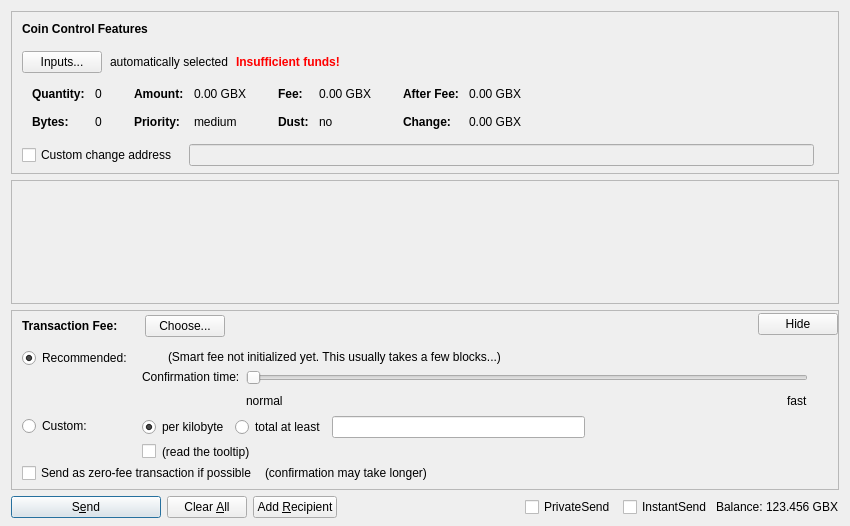
Qt form src/qt/forms/sendcoinsdialog.ui (stannumcoin/stannum) before a commit.
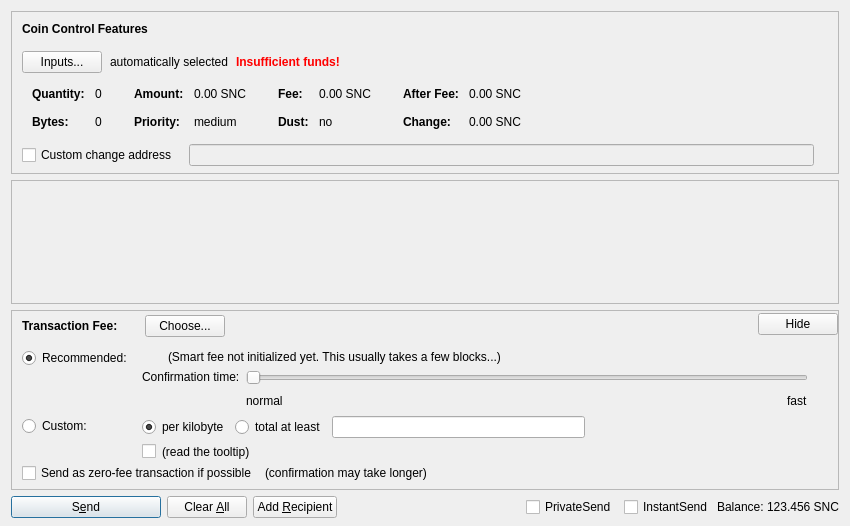
The same form after that commit. Custom widgets are drawn as their Qt base class.

The edit to the form file:
```diff
--- a/src/qt/forms/sendcoinsdialog.ui
+++ b/src/qt/forms/sendcoinsdialog.ui
@@ -324,7 +324,7 @@
                   <enum>Qt::ActionsContextMenu</enum>
                  </property>
                  <property name="text">
-                  <string notr="true">0.00 GBX</string>
+                  <string notr="true">0.00 SNC</string>
                  </property>
                  <property name="textInteractionFlags">
                   <set>Qt::LinksAccessibleByMouse|Qt::TextSelectableByKeyboard|Qt::TextSelectableByMouse</set>
@@ -404,7 +404,7 @@
                   <enum>Qt::ActionsContextMenu</enum>
                  </property>
                  <property name="text">
-                  <string notr="true">0.00 GBX</string>
+                  <string notr="true">0.00 SNC</string>
                  </property>
                  <property name="textInteractionFlags">
                   <set>Qt::LinksAccessibleByMouse|Qt::TextSelectableByKeyboard|Qt::TextSelectableByMouse</set>
@@ -484,7 +484,7 @@
                   <enum>Qt::ActionsContextMenu</enum>
                  </property>
                  <property name="text">
-                  <string notr="true">0.00 GBX</string>
+                  <string notr="true">0.00 SNC</string>
                  </property>
                  <property name="textInteractionFlags">
                   <set>Qt::LinksAccessibleByMouse|Qt::TextSelectableByKeyboard|Qt::TextSelectableByMouse</set>
@@ -513,7 +513,7 @@
                   <enum>Qt::ActionsContextMenu</enum>
                  </property>
                  <property name="text">
-                  <string notr="true">0.00 GBX</string>
+                  <string notr="true">0.00 SNC</string>
                  </property>
                  <property name="textInteractionFlags">
                   <set>Qt::LinksAccessibleByMouse|Qt::TextSelectableByKeyboard|Qt::TextSelectableByMouse</set>
@@ -1366,7 +1366,7 @@
           <cursorShape>IBeamCursor</cursorShape>
          </property>
          <property name="text">
-          <string notr="true">123.456 GBX</string>
+          <string notr="true">123.456 SNC</string>
          </property>
          <property name="textInteractionFlags">
           <set>Qt::LinksAccessibleByMouse|Qt::TextSelectableByKeyboard|Qt::TextSelectableByMouse</set>
```
